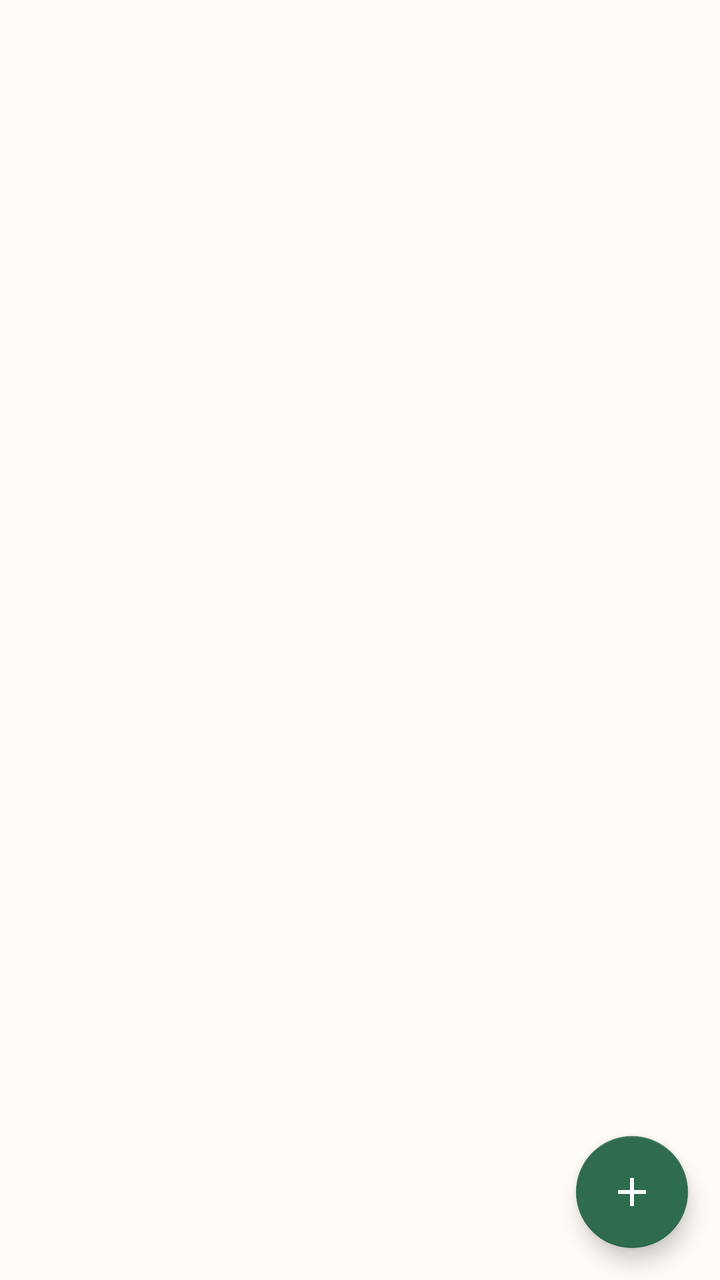
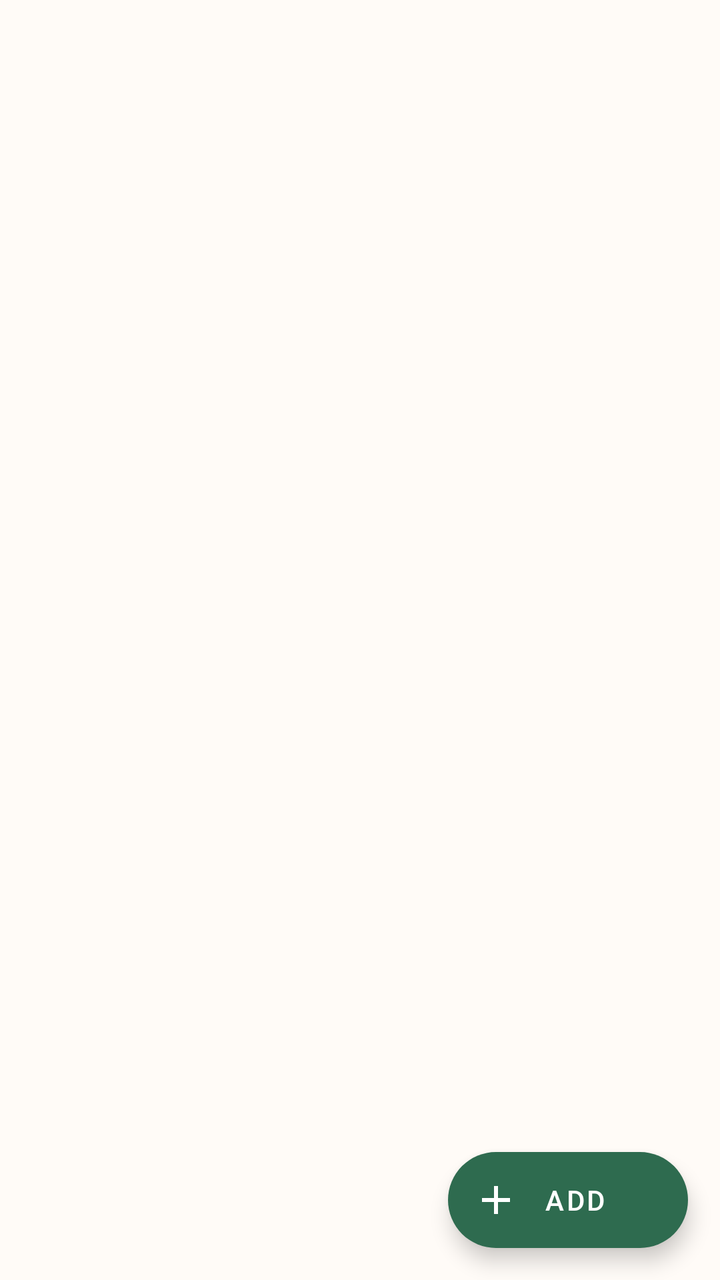

Before-and-after screenshots of an Android layout around one commit, followed by the original layout XML and the change that was made.
<!-- AndroidManifest.xml: application theme Theme.SmartPantry -->
<!-- res/layout/fragment_pantry.xml -->
<?xml version="1.0" encoding="utf-8"?>
<androidx.constraintlayout.widget.ConstraintLayout
    xmlns:android="http://schemas.android.com/apk/res/android"
    xmlns:app="http://schemas.android.com/apk/res-auto"
    android:layout_width="match_parent"
    android:layout_height="match_parent">

    <TextView
        android:id="@+id/textItemCount"
        android:layout_width="0dp"
        android:layout_height="wrap_content"
        android:paddingStart="@dimen/spacing_md"
        android:paddingEnd="@dimen/spacing_md"
        android:paddingTop="@dimen/spacing_md"
        android:paddingBottom="@dimen/spacing_sm"
        android:textColor="@color/text_secondary"
        android:textSize="13sp"
        app:layout_constraintTop_toTopOf="parent"
        app:layout_constraintStart_toStartOf="parent"
        app:layout_constraintEnd_toEndOf="parent" />

    <androidx.recyclerview.widget.RecyclerView
        android:id="@+id/recyclerPantry"
        android:layout_width="0dp"
        android:layout_height="0dp"
        android:clipToPadding="false"
        android:paddingStart="@dimen/spacing_md"
        android:paddingEnd="@dimen/spacing_md"
        android:paddingBottom="88dp"
        app:layout_constraintTop_toBottomOf="@+id/textItemCount"
        app:layout_constraintBottom_toBottomOf="parent"
        app:layout_constraintStart_toStartOf="parent"
        app:layout_constraintEnd_toEndOf="parent" />

    <LinearLayout
        android:id="@+id/emptyState"
        android:layout_width="0dp"
        android:layout_height="wrap_content"
        android:gravity="center"
        android:orientation="vertical"
        android:padding="@dimen/spacing_lg"
        android:visibility="gone"
        app:layout_constraintTop_toTopOf="parent"
        app:layout_constraintBottom_toBottomOf="parent"
        app:layout_constraintStart_toStartOf="parent"
        app:layout_constraintEnd_toEndOf="parent">

        <ImageView
            android:layout_width="64dp"
            android:layout_height="64dp"
            android:alpha="0.4"
            android:contentDescription="@string/pantry_empty_title"
            android:src="@drawable/ic_kitchen" />

        <TextView
            android:layout_width="wrap_content"
            android:layout_height="wrap_content"
            android:layout_marginTop="@dimen/spacing_md"
            android:text="@string/pantry_empty_title"
            android:textColor="@color/text_primary"
            android:textSize="18sp"
            android:textStyle="bold" />

        <TextView
            android:layout_width="match_parent"
            android:layout_height="wrap_content"
            android:layout_marginTop="@dimen/spacing_sm"
            android:gravity="center"
            android:text="@string/pantry_empty_body"
            android:textColor="@color/text_secondary" />
    </LinearLayout>

    <com.google.android.material.floatingactionbutton.FloatingActionButton
        android:id="@+id/fabAdd"
        android:layout_width="wrap_content"
        android:layout_height="wrap_content"
        android:layout_margin="@dimen/spacing_md"
        android:contentDescription="@string/add_ingredient"
        android:src="@drawable/ic_add"
        app:backgroundTint="@color/green_700"
        app:tint="@color/white"
        app:layout_constraintBottom_toBottomOf="parent"
        app:layout_constraintEnd_toEndOf="parent" />

</androidx.constraintlayout.widget.ConstraintLayout>
<!-- resources referenced by this layout -->
<resources>
  <color name="green_700">#2E6B4F</color>
  <color name="text_primary">#1C1B1A</color>
  <color name="text_secondary">#5F5B57</color>
  <color name="white">#FFFFFF</color>
  <dimen name="spacing_lg">24dp</dimen>
  <dimen name="spacing_md">16dp</dimen>
  <dimen name="spacing_sm">8dp</dimen>
  <!-- drawable ic_add (drawable) -->
  <vector xmlns:android="http://schemas.android.com/apk/res/android"
      android:width="24dp"
      android:height="24dp"
      android:viewportWidth="24"
      android:viewportHeight="24">
      <path
          android:fillColor="@color/white"
          android:pathData="M19,13h-6v6h-2v-6H5v-2h6V5h2v6h6v2z" />
  </vector>
  <!-- drawable ic_kitchen (drawable) -->
  <vector xmlns:android="http://schemas.android.com/apk/res/android"
      android:width="24dp"
      android:height="24dp"
      android:viewportWidth="24"
      android:viewportHeight="24">
      <path
          android:fillColor="@color/text_secondary"
          android:pathData="M18,2.01L6,2c-1.11,0 -2,0.89 -2,2v16c0,1.11 0.89,2 2,2h12c1.11,0 2,-0.89 2,-2V4c0,-1.11 -0.89,-1.99 -2,-1.99zM18,10H6V4h12v6zM18,20H6v-8h12v8zM8,5h2v3H8zM8,13h2v4H8z" />
  </vector>
  <string name="add_ingredient">Add ingredient</string>
  <string name="pantry_empty_body">Tap the + button to add the ingredients you already have at home.</string>
  <string name="pantry_empty_title">Your pantry is empty</string>
  <style name="Theme.SmartPantry" parent="Theme.MaterialComponents.Light.NoActionBar">
          <item name="colorPrimary">@color/green_700</item>
          <item name="colorPrimaryDark">@color/green_700</item>
          <item name="colorOnPrimary">@color/white</item>
          <item name="colorSecondary">@color/green_600</item>
          <item name="colorAccent">@color/green_600</item>
  
          
          <item name="colorSurface">@color/surface_card</item>
          <item name="colorOnSurface">@color/text_primary</item>
  
          <item name="android:colorBackground">@color/surface</item>
          <item name="colorOnBackground">@color/text_primary</item>
          <item name="android:statusBarColor" tools:targetApi="l">@color/green_700</item>
          <item name="android:textColorPrimary">@color/text_primary</item>
          <item name="android:textColorSecondary">@color/text_secondary</item>
          <item name="android:textColorHint">@color/text_secondary</item>
      </style>
  <color name="green_600">#3A8763</color>
  <color name="surface_card">#FFFFFF</color>
  <color name="surface">#FFFBF7</color>
</resources>

<!-- the commit's change to res/layout/fragment_pantry.xml (unified diff, before → after) -->
@@ -48,7 +48,7 @@
         <ImageView
             android:layout_width="64dp"
             android:layout_height="64dp"
-            android:alpha="0.4"
+            android:alpha="0.35"
             android:contentDescription="@string/pantry_empty_title"
             android:src="@drawable/ic_kitchen" />
 
@@ -70,15 +70,17 @@
             android:textColor="@color/text_secondary" />
     </LinearLayout>
 
-    <com.google.android.material.floatingactionbutton.FloatingActionButton
+    <com.google.android.material.floatingactionbutton.ExtendedFloatingActionButton
         android:id="@+id/fabAdd"
         android:layout_width="wrap_content"
         android:layout_height="wrap_content"
         android:layout_margin="@dimen/spacing_md"
         android:contentDescription="@string/add_ingredient"
-        android:src="@drawable/ic_add"
+        android:text="@string/action_add"
+        android:textColor="@color/white"
         app:backgroundTint="@color/green_700"
-        app:tint="@color/white"
+        app:icon="@drawable/ic_add"
+        app:iconTint="@color/white"
         app:layout_constraintBottom_toBottomOf="parent"
         app:layout_constraintEnd_toEndOf="parent" />
 
<!-- resource entries referenced after the edit -->
@@ -27,6 +27,7 @@
           android:fillColor="@color/text_secondary"
           android:pathData="M18,2.01L6,2c-1.11,0 -2,0.89 -2,2v16c0,1.11 0.89,2 2,2h12c1.11,0 2,-0.89 2,-2V4c0,-1.11 -0.89,-1.99 -2,-1.99zM18,10H6V4h12v6zM18,20H6v-8h12v8zM8,5h2v3H8zM8,13h2v4H8z" />
   </vector>
+  <string name="action_add">Add</string>
   <string name="add_ingredient">Add ingredient</string>
   <string name="pantry_empty_body">Tap the + button to add the ingredients you already have at home.</string>
   <string name="pantry_empty_title">Your pantry is empty</string>
